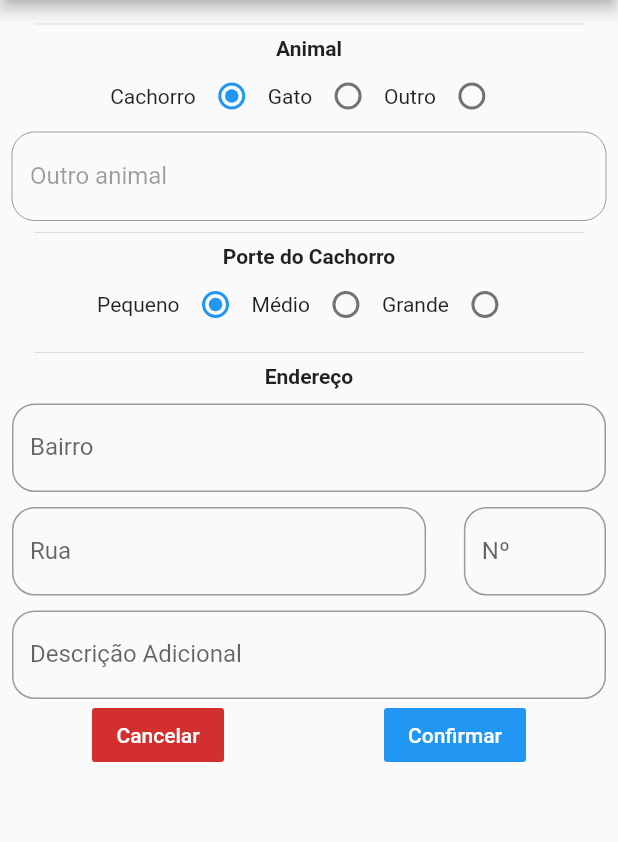
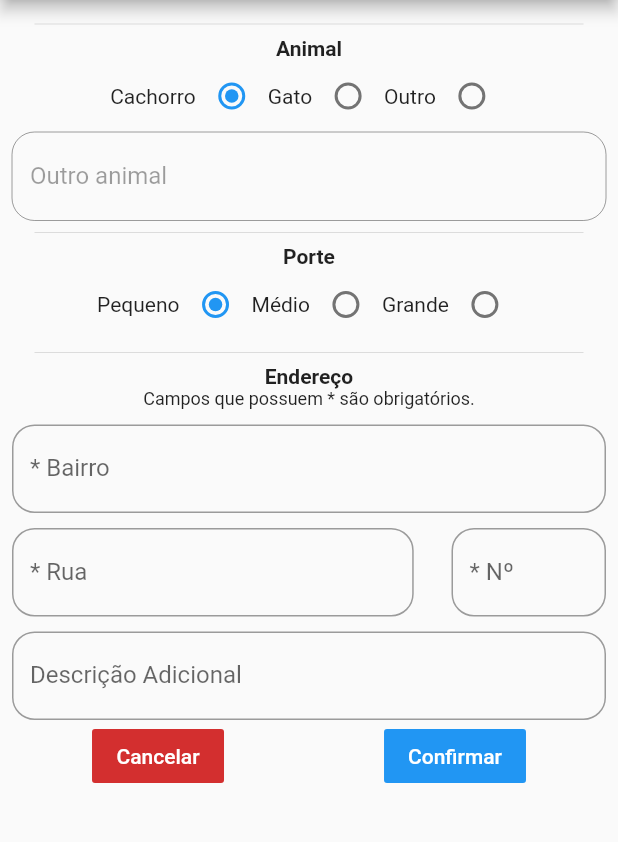
Before and after one commit to Giebmeyer/Pet99, a Flutter app: the screen it shows after launch, after a tap on the "add" icon, on a phone screen of 412 x 824 dp, the part 84-926 px from its top. Run offline on Flutter 3.47's test engine with Material 2 defaults, Android fonts, the phone set to English and light mode, and no system bars.

Commit message:
Alteração no código.

```diff
--- a/Pet99/lib/addColeta_Page.dart
+++ b/Pet99/lib/addColeta_Page.dart
@@ -101,7 +101,7 @@ class _adicionarColetaState extends State<adicionarColeta> {
                           endIndent: 15,
                           indent: 15,
                         ),
-                        Text("Porte do " + _tipoAnimal,
+                        Text("Porte",
                             style: TextStyle(fontWeight: FontWeight.bold)),
                         Row(
                           mainAxisAlignment: MainAxisAlignment.center,
@@ -144,12 +144,14 @@ class _adicionarColetaState extends State<adicionarColeta> {
                         ),
                         Text("Endereço",
                             style: TextStyle(fontWeight: FontWeight.bold)),
+                        Text("Campos que possuem * são obrigatórios.",
+                            style: TextStyle(fontSize: 12)),
                         SizedBox(height: 10),
                         TextFormField(
                           controller: _Bairro,
                           validator: validarBairroTarefa,
                           decoration: InputDecoration(
-                            labelText: "Bairro",
+                            labelText: "* Bairro",
                             border: OutlineInputBorder(
                                 borderRadius: BorderRadius.circular(15.0)),
                           ),
@@ -163,12 +165,12 @@ class _adicionarColetaState extends State<adicionarColeta> {
                               children: [
                                 Container(
                                   width:
-                                      MediaQuery.of(context).size.width * 0.67,
+                                      MediaQuery.of(context).size.width * 0.65,
                                   child: TextFormField(
                                       validator: validarRuaTarefa,
                                       controller: _Rua,
                                       decoration: InputDecoration(
-                                          labelText: 'Rua',
+                                          labelText: '* Rua',
                                           border: OutlineInputBorder(
                                               borderRadius:
                                                   BorderRadius.circular(
@@ -176,13 +178,13 @@ class _adicionarColetaState extends State<adicionarColeta> {
                                 ),
                                 Container(
                                   width:
-                                      MediaQuery.of(context).size.width * 0.23,
+                                      MediaQuery.of(context).size.width * 0.25,
                                   child: TextFormField(
                                       validator: validarNumero,
                                       controller: _Numero,
                                       keyboardType: TextInputType.number,
                                       decoration: InputDecoration(
-                                          labelText: 'Nº',
+                                          labelText: '* Nº',
                                           border: OutlineInputBorder(
                                               borderRadius:
                                                   BorderRadius.circular(
@@ -197,8 +199,7 @@ class _adicionarColetaState extends State<adicionarColeta> {
                           controller: _DescricaoAdicional,
                           decoration: InputDecoration(
                             labelText: "Descrição Adicional",
-                            hintText:
-                                "Proprietária deseja que a coleta seja as 14Hrs",
+                            hintText: "2º Andar",
                             hintStyle: TextStyle(fontSize: 12),
                             border: OutlineInputBorder(
                                 borderRadius: BorderRadius.circular(15.0)),
--- a/Pet99/lib/main.dart
+++ b/Pet99/lib/main.dart
@@ -206,8 +206,6 @@ class _HomeState extends State<Home> {
 
   Widget botaoAddCard() {
     return SizedBox(
-      width: 45,
-      height: 45,
       child: FloatingActionButton(
         heroTag: "Add Entrega",
         onPressed: () {
```
